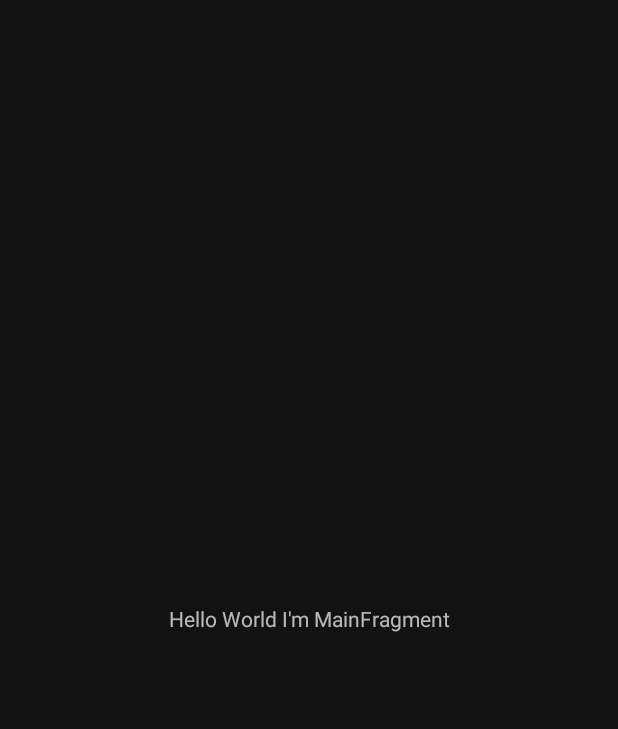
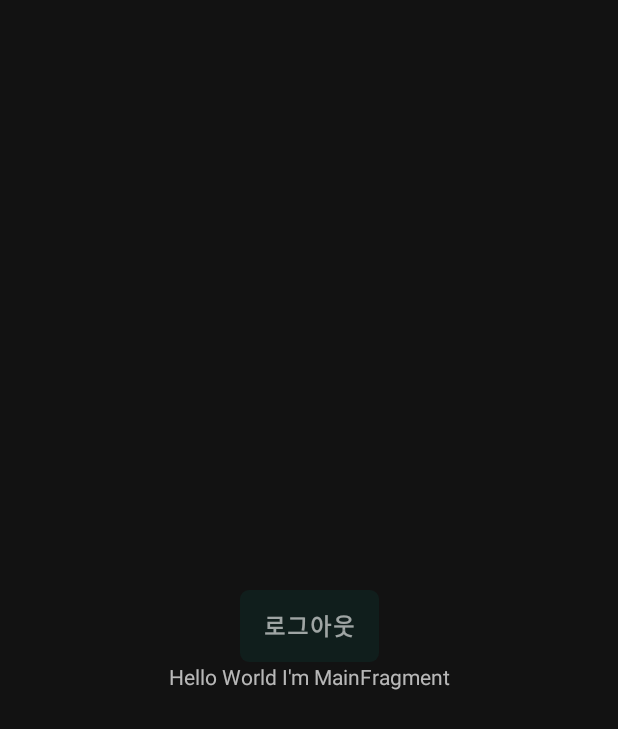
Before and after one commit to boidmy/PlayerGroup, an Android app: the layout fragment_main.xml on its own in the app's theme, with its tools: preview values and no code run, on a phone screen of 412 x 824 dp. Shown: the top 729 px of the screen. Run offline under Robolectric (Android 15) with nearby library versions, the phone set to English and light mode, and no system bars.

```diff
--- a/app/src/main/java/com/example/playergroup/BaseActivity.kt
+++ b/app/src/main/java/com/example/playergroup/BaseActivity.kt
@@ -10,6 +10,7 @@ import android.util.Log
 import androidx.appcompat.app.AppCompatActivity
 import com.example.playergroup.join_login.JoinLoginActivity
 import com.example.playergroup.util.DialogCustom
+import com.google.firebase.auth.FirebaseAuth
 import io.reactivex.Observable
 import io.reactivex.android.schedulers.AndroidSchedulers
 import io.reactivex.disposables.CompositeDisposable
--- a/app/src/main/java/com/example/playergroup/fragments/BaseFragment.kt
+++ b/app/src/main/java/com/example/playergroup/fragments/BaseFragment.kt
@@ -2,11 +2,13 @@ package com.example.playergroup.fragments
 
 import android.os.Bundle
 import androidx.fragment.app.Fragment
+import com.google.firebase.auth.FirebaseAuth
 import io.reactivex.disposables.CompositeDisposable
 
 open class BaseFragment: Fragment() {
 
     protected val compositeDisposable = CompositeDisposable()
+    protected val firebaseAuth by lazy { FirebaseAuth.getInstance() }
 
     override fun onCreate(savedInstanceState: Bundle?) {
         super.onCreate(savedInstanceState)
@@ -16,7 +18,4 @@ open class BaseFragment: Fragment() {
         compositeDisposable.clear()
         super.onDestroy()
     }
-
-
-
 }
--- a/app/src/main/java/com/example/playergroup/join_login/JoinLoginActivity.kt
+++ b/app/src/main/java/com/example/playergroup/join_login/JoinLoginActivity.kt
@@ -14,6 +14,8 @@ class JoinLoginActivity: BaseActivity() {
     private val TAG = this::class.java.simpleName
 
     private val mRxBus by lazy { JoinLoginRxBus.getInstance() }
+
+
 
     override fun onCreate(savedInstanceState: Bundle?) {
         super.onCreate(savedInstanceState)
@@ -34,7 +36,6 @@ class JoinLoginActivity: BaseActivity() {
 
                 if (it == mRxBus.GOMAIN) {
                     goToMain(this)
-                    Toast.makeText(this, "강제로 메인으로 이동합니다.", Toast.LENGTH_LONG).show()
                 } else {
                     vp_join_login_pager.setCurrentItem(it, true)
                 }
--- a/app/src/main/res/layout/fragment_main.xml
+++ b/app/src/main/res/layout/fragment_main.xml
@@ -5,9 +5,25 @@
     xmlns:app="http://schemas.android.com/apk/res-auto">
 
     <TextView
+        android:id="@+id/tv_title"
         android:layout_width="wrap_content"
         android:layout_height="wrap_content"
         android:text="Hello World I'm MainFragment"
+        app:layout_constraintTop_toBottomOf="@id/btn_logout"
+        app:layout_constraintStart_toStartOf="parent"
+        app:layout_constraintEnd_toEndOf="parent"/>
+
+    <Button
+        android:id="@+id/btn_logout"
+        android:layout_width="wrap_content"
+        android:layout_height="wrap_content"
+        android:layout_marginTop="10dp"
+        android:background="@drawable/custom_button_negative_style"
+        android:text="@string/logout"
+        android:textColor="@color/textColor_Medium_Emphasis"
+        android:foreground="?android:attr/selectableItemBackground"
+        android:textSize="15dp"
+        android:textStyle="bold"
         app:layout_constraintTop_toTopOf="parent"
         app:layout_constraintStart_toStartOf="parent"
         app:layout_constraintEnd_toEndOf="parent"
--- a/app/src/main/res/values/styles.xml
+++ b/app/src/main/res/values/styles.xml
@@ -29,8 +29,7 @@
 
     <!--TextInputLayout-->
     <style name="textInputLayer" parent="@style/Widget.MaterialComponents.TextInputLayout.OutlinedBox">
-        <item name="android:textColor">@color/colorPrimaryDark</item>
-        <item name="android:textColorHint">@color/colorPrimaryDark</item>
+        <item name="android:textColorHint">@color/textColor_Low_Emphasis</item>
         <item name="boxStrokeColor">@color/textColor_High_Emphasis</item>
     </style>
 
--- a/build.gradle
+++ b/build.gradle
@@ -10,6 +10,7 @@ buildscript {
     dependencies {
         classpath 'com.android.tools.build:gradle:3.5.1'
         classpath "org.jetbrains.kotlin:kotlin-gradle-plugin:$kotlin_version"
+        classpath 'com.google.gms:google-services:4.3.3'
         // NOTE: Do not place your application dependencies here; they belong
         // in the individual module build.gradle files
     }
```
Also changed, not shown: app/build.gradle (+10 -1 lines), app/src/main/java/com/example/playergroup/IntroActivity.kt (+8 -1 lines), app/src/main/java/com/example/playergroup/fragments/MainFragment.kt (+19 -4 lines), app/src/main/java/com/example/playergroup/join_login/fragments/JoinPageFragment.kt (+53 -13 lines), app/src/main/java/com/example/playergroup/join_login/fragments/LoginPageFragment.kt (+23 -10 lines), app/src/main/res/values/strings.xml (+5 -3 lines), 1 other file.
